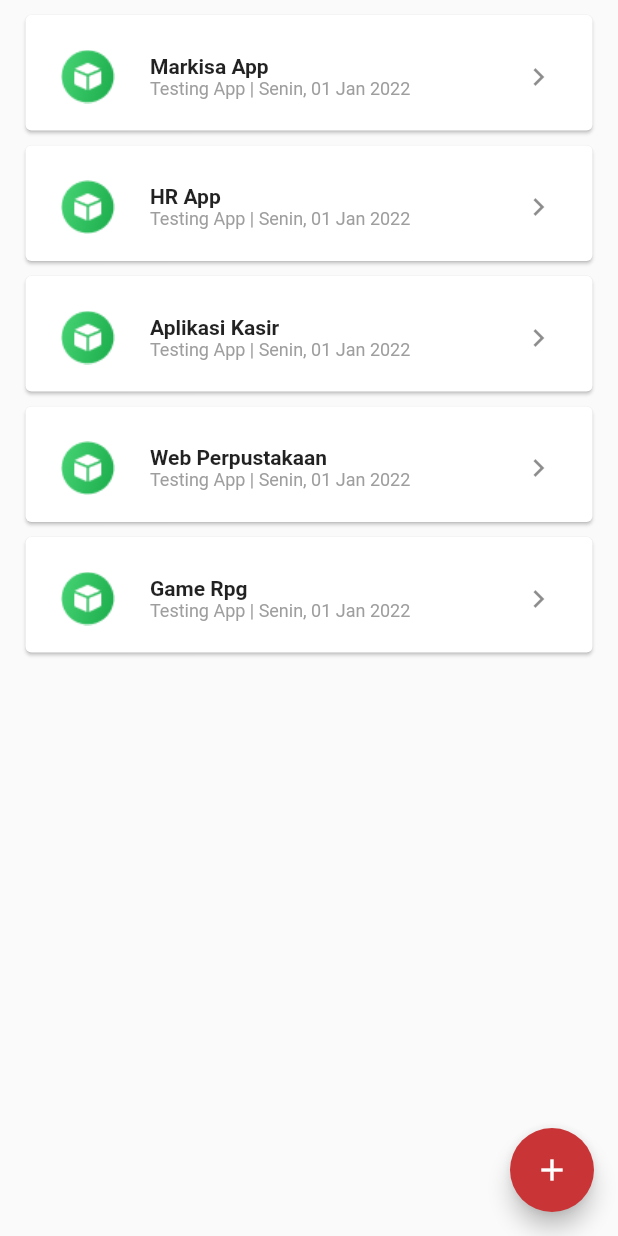
After one commit to arkefallen/telkom-ims-mobile, a Flutter app: the TransaksiMasuk screen opened by its route, on a phone screen of 412 x 824 dp. The commit adds this screen. Run offline on Flutter 3.47's test engine with Material 2 defaults, Android fonts, the phone set to English and light mode, and no system bars; our stand-ins replace google_fonts, sliding_up_panel.

Commit message:
progress fatih week 10

```diff
--- a/lib/main.dart
+++ b/lib/main.dart
@@ -1,6 +1,7 @@
 // ignore_for_file: prefer_const_constructors
 
 import 'package:flutter/material.dart';
+import 'package:mobile_umkm/pages/Transaksi/transaksi_in.dart';
 import 'package:mobile_umkm/pages/home_page.dart';
 import 'package:mobile_umkm/pages/login_page.dart';
 import 'package:mobile_umkm/pages/profile_page.dart';
@@ -21,6 +22,7 @@ class MyApp extends StatelessWidget {
         '/sign-in': (context) => LoginPage(),
         '/home': (context) => HomePage(),
         '/profile': (context) => ProfilePage(),
+        '/transaksi-in': (context) => TransaksiMasuk(),
       },
     );
   }
--- a/lib/pages/order_page.dart
+++ b/lib/pages/Order/order_page.dart
@@ -21,7 +21,7 @@ class _OrderPageState extends State<OrderPage> {
               padding: EdgeInsets.only(bottom: 30),
               alignment: Alignment.centerLeft,
               child: Text(
-                'Stock Opname',
+                'Purchase Order',
                 style: primaryTextStyle.copyWith(
                     fontSize: 24, color: Colors.black),
               ),
@@ -33,21 +33,19 @@ class _OrderPageState extends State<OrderPage> {
                     child: const Text('Penerimaan Barang'),
                     onPressed: () {
                       Navigator.pushNamed(context, '/home');
-                  }
-                ),
+                    }),
                 ElevatedButton(
                     child: const Text('Retur Barang'),
                     onPressed: () {
                       Navigator.pushNamed(context, '/home');
-                  }
-                ),
+                    }),
               ],
             ),
             Container(
               padding: EdgeInsets.only(top: 30, bottom: 10),
               alignment: Alignment.centerLeft,
               child: Text(
-                'Daftar Stock Opname',
+                'Daftar Purchase Order',
                 style: primaryTextStyle.copyWith(
                     fontSize: 20, color: Colors.black),
               ),
@@ -85,7 +83,8 @@ class _OrderPageState extends State<OrderPage> {
                 ),
               ),
               child: Padding(
-                padding: const EdgeInsets.symmetric(vertical: 10.0, horizontal: 5.0),
+                padding:
+                    const EdgeInsets.symmetric(vertical: 10.0, horizontal: 5.0),
                 child: ListTile(
                     leading: Image.asset('assets/icon_item.png'),
                     title: Text('Nama Produk'),
--- /dev/null
+++ b/lib/pages/Transaksi/transaksi_in.dart
@@ -0,0 +1,37 @@
+// ignore_for_file: unnecessary_new, prefer_const_constructors
+
+import 'package:flutter/material.dart';
+import 'package:mobile_umkm/theme.dart';
+import 'package:mobile_umkm/widget/inventory_list.dart';
+
+class TransaksiMasuk extends StatefulWidget {
+  const TransaksiMasuk({Key? key}) : super(key: key);
+
+  @override
+  State<TransaksiMasuk> createState() => _TransaksiMasukState();
+}
+
+class _TransaksiMasukState extends State<TransaksiMasuk> {
+  @override
+  Widget build(BuildContext context) {
+    return Scaffold(
+      appBar: null,
+      body: ListView(
+          children: [
+        'Markisa App',
+        'HR App',
+        'Aplikasi Kasir',
+        'Web Perpustakaan',
+        'Game Rpg'
+      ].map((country) {
+        // returning the CardWidget passing only title
+        return ListInventory(title: country);
+      }).toList()),
+      floatingActionButton: FloatingActionButton(
+        onPressed: () {},
+        backgroundColor: kPrimaryColor,
+        child: const Icon(Icons.add),
+      ),
+    );
+  }
+}
--- a/lib/dashboard.dart
+++ b/lib/widget/dashboard.dart
@@ -14,14 +14,19 @@ class Dashboard extends StatefulWidget {
 }
 
 class _DashboardState extends State<Dashboard> {
-
   @override
   Widget build(BuildContext context) {
     final panelHeightClosed = MediaQuery.of(context).size.height * 0.8;
 
     return Scaffold(
       appBar: AppBar(
-        actions: [IconButton(onPressed: () {}, icon: Icon(Icons.person))],
+        actions: [
+          IconButton(
+              onPressed: () {
+                Navigator.pushNamed(context, '/profile');
+              },
+              icon: Icon(Icons.person))
+        ],
         title: Column(
           crossAxisAlignment: CrossAxisAlignment.start,
           children: [
@@ -43,7 +48,11 @@ class _DashboardState extends State<Dashboard> {
         gridDelegate:
             SliverGridDelegateWithFixedCrossAxisCount(crossAxisCount: 2),
         children: [
-          Padding(
+          GestureDetector(
+            onTap: () {
+              Navigator.pushNamed(context, '/transaksi-in');
+            },
+            child: Padding(
               padding: const EdgeInsets.all(20.0),
               child: InkWell(
                 child: Container(
@@ -61,10 +70,11 @@ class _DashboardState extends State<Dashboard> {
                       Image.asset('assets/view_inventories.png'),
                       Text(
                         "Lihat Stok",
-                      style:
-                          TextStyle(fontWeight: FontWeight.bold, fontSize: 16.0),
+                        style: TextStyle(
+                            fontWeight: FontWeight.bold, fontSize: 16.0),
                       )
                     ],
+                  ),
                 ),
               ),
             ),
@@ -87,8 +97,8 @@ class _DashboardState extends State<Dashboard> {
                     Image.asset('assets/entry_inventories.png'),
                     Text(
                       "Barang Masuk",
-                      style:
-                          TextStyle(fontWeight: FontWeight.bold, fontSize: 16.0),
+                      style: TextStyle(
+                          fontWeight: FontWeight.bold, fontSize: 16.0),
                     )
                   ],
                 ),
@@ -113,8 +123,8 @@ class _DashboardState extends State<Dashboard> {
                     Image.asset('assets/exit_inventories.png'),
                     Text(
                       "Barang Keluar",
-                      style:
-                          TextStyle(fontWeight: FontWeight.bold, fontSize: 16.0),
+                      style: TextStyle(
+                          fontWeight: FontWeight.bold, fontSize: 16.0),
                     )
                   ],
                 ),
@@ -139,8 +149,8 @@ class _DashboardState extends State<Dashboard> {
                     Image.asset('assets/transfer_inventories.png'),
                     Text(
                       "Transfer Barang",
-                      style:
-                          TextStyle(fontWeight: FontWeight.bold, fontSize: 16.0),
+                      style: TextStyle(
+                          fontWeight: FontWeight.bold, fontSize: 16.0),
                     )
                   ],
                 ),
@@ -165,8 +175,8 @@ class _DashboardState extends State<Dashboard> {
                     Image.asset('assets/convert_inventories.png'),
                     Text(
                       "Konversi Barang",
-                      style:
-                          TextStyle(fontWeight: FontWeight.bold, fontSize: 16.0),
+                      style: TextStyle(
+                          fontWeight: FontWeight.bold, fontSize: 16.0),
                     )
                   ],
                 ),
@@ -191,8 +201,8 @@ class _DashboardState extends State<Dashboard> {
                     Image.asset('assets/alert_inventories.png'),
                     Text(
                       "Stock Alert",
-                      style:
-                          TextStyle(fontWeight: FontWeight.bold, fontSize: 16.0),
+                      style: TextStyle(
+                          fontWeight: FontWeight.bold, fontSize: 16.0),
                     )
                   ],
                 ),
@@ -217,8 +227,8 @@ class _DashboardState extends State<Dashboard> {
                     Image.asset('assets/check_inventories.png'),
                     Text(
                       "Penyesuaian Stok",
-                      style:
-                          TextStyle(fontWeight: FontWeight.bold, fontSize: 16.0),
+                      style: TextStyle(
+                          fontWeight: FontWeight.bold, fontSize: 16.0),
                     )
                   ],
                 ),
--- /dev/null
+++ b/lib/widget/inventory_list.dart
@@ -0,0 +1,232 @@
+// ignore_for_file: prefer_const_constructors, prefer_const_literals_to_create_immutables
+
+import 'package:flutter/material.dart';
+
+class ListInventory extends StatefulWidget {
+  // right now it only accepts title, but you can add more
+  // arguments to be accepted by this widget
+  ListInventory({Key? key, required this.title}) : super(key: key);
+
+  final String title;
+
+  @override
+  _ListInventoryState createState() => _ListInventoryState();
+}
+
+class _ListInventoryState extends State<ListInventory> {
+  // responsible for toggle
+  bool _showData = false;
+
+  @override
+  Widget build(BuildContext context) {
+    return Column(
+        mainAxisSize: MainAxisSize.min,
+        crossAxisAlignment: CrossAxisAlignment.start,
+        children: [
+          SizedBox(height: 10.0),
+          // list card containing country name
+
+          // this is the company card which is toggling based upon the bool
+          _showData
+              ? Column(
+                  children: [
+                    GestureDetector(
+                      onTap: () {
+                        setState(() => _showData = !_showData);
+                      },
+                      child: Card(
+                        shape: RoundedRectangleBorder(
+                          borderRadius: BorderRadius.circular(9),
+                          side: BorderSide(
+                            color: Colors.grey.shade200,
+                          ),
+                        ),
+                        margin: EdgeInsets.only(left: 17, right: 17),
+                        child: Padding(
+                          padding: const EdgeInsets.fromLTRB(0, 13, 8, 8),
+                          child: ListTile(
+                            leading: Image.asset(
+                              'assets/icon_item.png',
+                              width: 51,
+                              height: 51,
+                            ),
+                            title: Column(
+                              children: [
+                                Container(
+                                    alignment: Alignment.centerLeft,
+                                    child: Text(widget.title,
+                                        style: TextStyle(
+                                            fontSize: 14,
+                                            fontWeight: FontWeight.bold))),
+                                Container(
+                                  alignment: Alignment.centerLeft,
+                                  child: Text(
+                                    'Testing App | Senin, 01 Jan 2022',
+                                    style: TextStyle(
+                                        fontSize: 12, color: Colors.grey),
+                                  ),
+                                )
+                              ],
+                            ),
+                            trailing: Icon(Icons.keyboard_arrow_down_outlined),
+                          ),
+                        ),
+                      ),
+                    ),
+                    Column(
+                      crossAxisAlignment: CrossAxisAlignment.start,
+                      children: [
+                        Padding(
+                          padding: const EdgeInsets.fromLTRB(17, 8, 0, 8),
+                          child: Column(
+                            children: [
+                              Container(
+                                alignment: Alignment.centerLeft,
+                                child: Text('Project',
+                                    style: TextStyle(
+                                        fontSize: 14, color: Colors.grey)),
+                              ),
+                              Container(
+                                alignment: Alignment.centerLeft,
+                                child: Text('Markisa App',
+                                    style: TextStyle(fontSize: 14)),
+                              ),
+                            ],
+                          ),
+                        ),
+                        Padding(
+                          padding: const EdgeInsets.fromLTRB(17, 8, 0, 8),
+                          child: Column(
+                            children: [
+                              Container(
+                                alignment: Alignment.centerLeft,
+                                child: Text('Tanggal',
+                                    style: TextStyle(
+                                        fontSize: 14, color: Colors.grey)),
+                              ),
+                              Container(
+                                alignment: Alignment.centerLeft,
+                                child: Text('Senin, 9 Oktober 2021',
+                                    style: TextStyle(fontSize: 14)),
+                              ),
+                            ],
+                          ),
+                        ),
+                        Padding(
+                          padding: const EdgeInsets.fromLTRB(17, 8, 0, 8),
+                          child: Column(
+                            children: [
+                              Container(
+                                alignment: Alignment.centerLeft,
+                                child: Text('Jam Kerja',
+                                    style: TextStyle(
+                                        fontSize: 14, color: Colors.grey)),
+                              ),
+                              Container(
+                                alignment: Alignment.centerLeft,
+                                child: Text('08.00 - 17.00 WIB',
+                                    style: TextStyle(fontSize: 14)),
+                              ),
+                            ],
+                          ),
+                        ),
+                        Padding(
+                          padding: const EdgeInsets.fromLTRB(17, 8, 16, 8),
+                          child: Column(
+                            children: [
+                              Container(
+                                alignment: Alignment.centerLeft,
+                                child: Text('Activity',
+                                    style: TextStyle(
+                                        fontSize: 14, color: Colors.grey)),
+                              ),
+                              Container(
+                                alignment: Alignment.centerLeft,
+                                child: Text(
+                                    'Activity Lorem ipsum dolor sit amet, consectetur adipiscing elit. Quis neque ut volutpat magna sed. Mi turpis diam amet risus donec. Pharetra volutpat auctor.',
+                                    style: TextStyle(fontSize: 14)),
+                              ),
+                            ],
+                          ),
+                        ),
+                        Padding(
+                          padding: const EdgeInsets.fromLTRB(17, 8, 0, 8),
+                          child: Column(
+                            children: [
+                              Container(
+                                alignment: Alignment.centerLeft,
+                                child: Text('To do',
+                                    style: TextStyle(
+                                        fontSize: 14, color: Colors.grey)),
+                              ),
+                              Container(
+                                alignment: Alignment.centerLeft,
+                                child: Text(
+                                    'To do Lorem ipsum dolor sit amet, consectetur adipiscing elit. Quis neque ut volutpat magna sed. Mi turpis diam amet risus donec. Pharetra volutpat auctor.',
+                                    style: TextStyle(fontSize: 14)),
+                              ),
+                            ],
+                          ),
+                        ),
+                        Padding(
+                          padding: const EdgeInsets.fromLTRB(17, 8, 0, 8),
+                          child: Column(
+                            children: [
+                              Container(
+                                alignment: Alignment.centerLeft,
+                                child: Text('Lokasi',
+                                    style: TextStyle(
+                                        fontSize: 14, color: Colors.grey)),
+                              ),
+                              Container(
+                                alignment: Alignment.centerLeft,
+                                child: Text('Candi, Sidoharjo',
+                                    style: TextStyle(fontSize: 14)),
+                              ),
+                            ],
+                          ),
+                        ),
+                      ],
+                    ),
+                  ],
+                )
+              : GestureDetector(
+                  onTap: () {
+                    setState(() => _showData = !_showData);
+                  },
+                  child: Card(
+                    margin: EdgeInsets.only(left: 17, right: 17),
+                    child: Padding(
+                      padding: const EdgeInsets.fromLTRB(0, 13, 8, 8),
+                      child: ListTile(
+                        leading: Image.asset(
+                          'assets/icon_item.png',
+                          width: 51,
+                          height: 51,
+                        ),
+                        title: Column(
+                          children: [
+                            Container(
+                                alignment: Alignment.centerLeft,
+                                child: Text(widget.title,
+                                    style: TextStyle(
+                                        fontSize: 14,
+                                        fontWeight: FontWeight.bold))),
+                            Container(
+                              alignment: Alignment.centerLeft,
+                              child: Text(
+                                'Testing App | Senin, 01 Jan 2022',
+                                style:
+                                    TextStyle(fontSize: 12, color: Colors.grey),
+                              ),
+                            )
+                          ],
+                        ),
+                        trailing: Icon(Icons.keyboard_arrow_right_outlined),
+                      ),
+                    ),
+                  ),
+                ), // else blank
+        ]);
+  }
+}
```
Also changed, not shown: lib/pages/home_page.dart (+5 -8 lines), lib/pages/Opname/opname_page.dart (renamed from lib/pages/opname_page.dart), lib/pages/Transaksi/add_transaksi_in.dart (added), lib/pages/Transaksi/add_transaksi_out.dart (added), lib/pages/Transaksi/transaksi_out.dart (added), pubspec.lock. Lines whose indentation alone changed are shown as unchanged.
